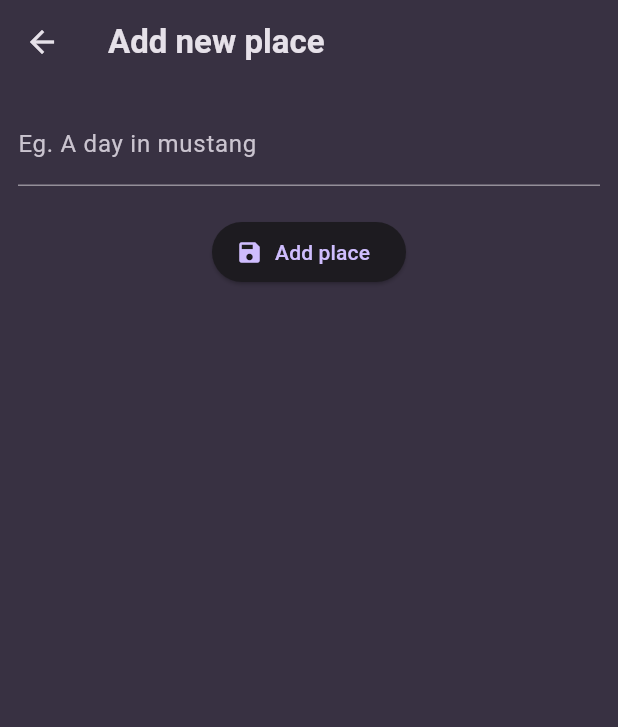
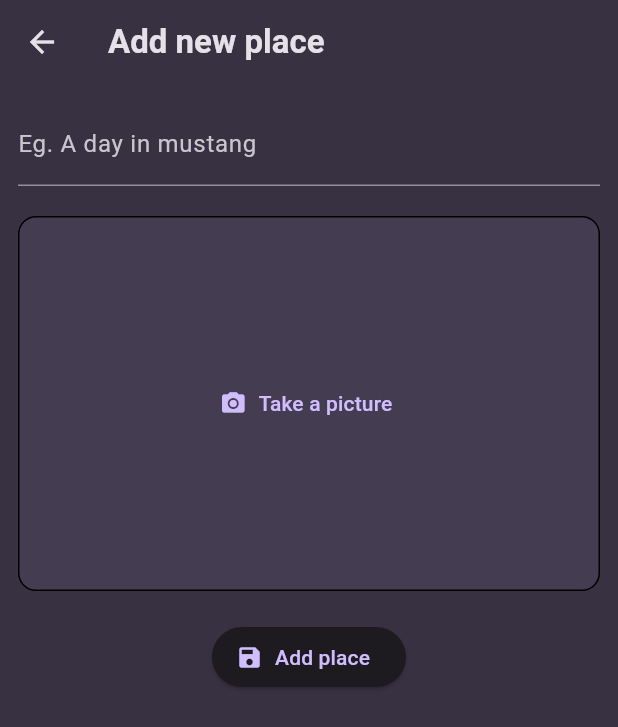
Before and after one commit to jayashz/memoir_flutter, a Flutter app: the screen it shows after launch, after a tap on the "add" icon, on a phone screen of 412 x 824 dp. Shown: the top 727 px of the screen. Run offline on Flutter 3.47's test engine with Material 3 defaults, Android fonts, the light colour scheme and no system bars; our stand-ins replace flutter_riverpod, google_fonts, image_picker.

Commit message:
added device camera support
now the user can capture their memory

```diff
--- /dev/null
+++ b/lib/core/constants/images.dart
@@ -0,0 +1,6 @@
+import 'package:flutter/cupertino.dart';
+
+@immutable
+class Images {
+  static const memoirLogo = 'assets/logo/memoir.png';
+}
--- /dev/null
+++ b/lib/core/utils/photo_input.dart
@@ -0,0 +1,52 @@
+import 'dart:io';
+import 'package:flutter/material.dart';
+import 'package:image_picker/image_picker.dart';
+
+class PhotoInput extends StatefulWidget {
+  const PhotoInput({super.key});
+
+  @override
+  State<PhotoInput> createState() => _PhotoInputState();
+}
+
+class _PhotoInputState extends State<PhotoInput> {
+  File? _pickedPhoto;
+  void _takePicture() async {
+    final photoPicker = ImagePicker();
+    final pickedPhoto = await photoPicker.pickImage(source: ImageSource.camera);
+    if (pickedPhoto == null) return;
+    setState(() {
+      _pickedPhoto = File(pickedPhoto.path);
+    });
+  }
+
+  @override
+  Widget build(BuildContext context) {
+    Widget content = TextButton.icon(
+      onPressed: _takePicture,
+      icon: Icon(Icons.camera_alt),
+      label: Text("Take a picture"),
+    );
+
+    if (_pickedPhoto != null) {
+      content = Image.file(
+        _pickedPhoto!,
+        fit: BoxFit.cover,
+        width: double.infinity,
+        height: double.infinity,
+      );
+    }
+    return GestureDetector(
+      onTap: _takePicture,
+      child: Container(
+          height: 250,
+          width: double.infinity,
+          alignment: Alignment.center,
+          decoration: BoxDecoration(
+              border: Border.all(width: 1),
+              color: Theme.of(context).colorScheme.primary.withAlpha(20),
+              borderRadius: BorderRadius.circular(12)),
+          child: content),
+    );
+  }
+}
--- a/lib/main.dart
+++ b/lib/main.dart
@@ -2,7 +2,7 @@ import 'package:flutter/material.dart';
 import 'package:flutter_riverpod/flutter_riverpod.dart';
 
 import 'package:memoir/screens/memories.dart';
-import 'package:memoir/theme/theme.dart';
+import 'package:memoir/config/theme/theme.dart';
 
 final colorScheme = ColorScheme.fromSeed(
   brightness: Brightness.dark,
--- a/lib/models/memory.dart
+++ b/lib/models/memory.dart
@@ -1,10 +1,12 @@
 import 'package:uuid/uuid.dart';
+import 'dart:io';
 
 const uuid = Uuid();
 
 class Memory {
-  Memory({required this.title}) : id = uuid.v4();
+  Memory({required this.title, required this.photo}) : id = uuid.v4();
 
   final String id;
   final String title;
+  final File photo;
 }
--- a/lib/providers/user_memory.dart
+++ b/lib/providers/user_memory.dart
@@ -1,11 +1,12 @@
+import 'dart:io';
 import 'package:flutter_riverpod/flutter_riverpod.dart';
 import 'package:memoir/models/memory.dart';
 
 class UserMemoryNotifier extends StateNotifier<List<Memory>> {
   UserMemoryNotifier() : super(const []);
 
-  void addPlace(String title) {
-    final newMemory = Memory(title: title);
+  void addPlace(String title, File photo) {
+    final newMemory = Memory(title: title, photo: photo);
     state = [...state, newMemory];
   }
 }
--- a/lib/screens/add_memory.dart
+++ b/lib/screens/add_memory.dart
@@ -1,6 +1,7 @@
 import 'package:flutter/material.dart';
 import 'package:flutter_riverpod/flutter_riverpod.dart';
 import 'package:memoir/providers/user_memory.dart';
+import 'package:memoir/core/utils/photo_input.dart';
 
 class AddMemoryScreen extends ConsumerStatefulWidget {
   const AddMemoryScreen({super.key});
@@ -47,6 +48,10 @@ class _AddMemoryState extends ConsumerState<AddMemoryScreen> {
             const SizedBox(
               height: 20,
             ),
+            PhotoInput(),
+            const SizedBox(
+              height: 20,
+            ),
             ElevatedButton.icon(
               onPressed: _saveMemory,
               icon: Icon(Icons.save),
--- a/lib/screens/memories.dart
+++ b/lib/screens/memories.dart
@@ -1,5 +1,6 @@
 import 'package:flutter/material.dart';
 import 'package:flutter_riverpod/flutter_riverpod.dart';
+import 'package:memoir/core/constants/images.dart';
 import 'package:memoir/providers/user_memory.dart';
 import 'package:memoir/screens/add_memory.dart';
 import 'package:memoir/widgets/memory_list.dart';
@@ -13,7 +14,7 @@ class MemoriesScreen extends ConsumerWidget {
     return Scaffold(
       appBar: AppBar(
         title: Image.asset(
-          'assets/logo/Memoir.png',
+          Images.memoirLogo,
           height: 100,
         ),
         actions: [
--- a/pubspec.yaml
+++ b/pubspec.yaml
@@ -37,6 +37,7 @@ dependencies:
   google_fonts: ^6.2.1
   uuid: ^4.5.1
   flutter_riverpod: ^2.6.1
+  image_picker: ^1.1.2
 
 dev_dependencies:
   flutter_test:
```
Also changed, not shown: lib/config/theme/theme.dart (renamed from lib/theme/theme.dart), pubspec.lock, 8 other files.
